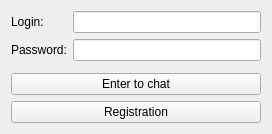
Old version of the form ChatClientV2/loginform.ui in the repository MundeZ/ChatExample.
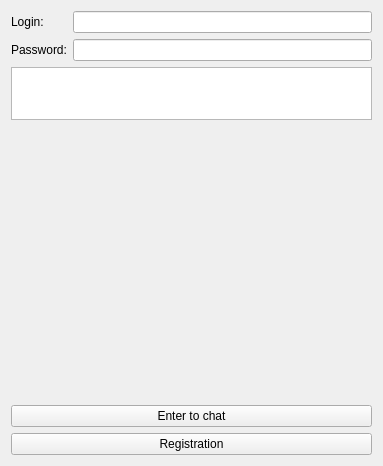
New version of the form.

Patch:
```diff
--- a/ChatClientV2/loginform.ui
+++ b/ChatClientV2/loginform.ui
@@ -6,8 +6,8 @@
    <rect>
     <x>0</x>
     <y>0</y>
-    <width>272</width>
-    <height>112</height>
+    <width>383</width>
+    <height>466</height>
    </rect>
   </property>
   <property name="windowTitle">
@@ -40,7 +40,19 @@
        </property>
       </widget>
      </item>
-     <item row="2" column="0" colspan="2">
+    </layout>
+   </item>
+   <item>
+    <widget class="QTextBrowser" name="textBrowser">
+     <property name="maximumSize">
+      <size>
+       <width>16777215</width>
+       <height>53</height>
+      </size>
+     </property>
+    </widget>
+   </item>
+   <item>
       <spacer name="verticalSpacer">
        <property name="orientation">
         <enum>Qt::Vertical</enum>
@@ -52,8 +64,6 @@
         </size>
        </property>
       </spacer>
-     </item>
-    </layout>
    </item>
    <item>
     <widget class="QPushButton" name="enterToChatPushButton">
```
Left out of the diff: 4 changed lines with no effect on the pictures. Lines whose indentation alone changed are shown as unchanged.
